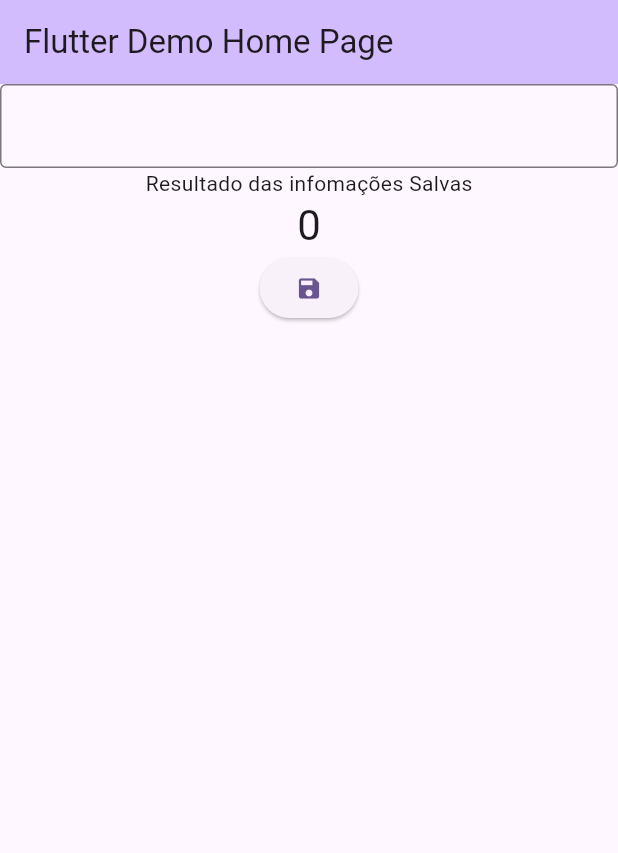
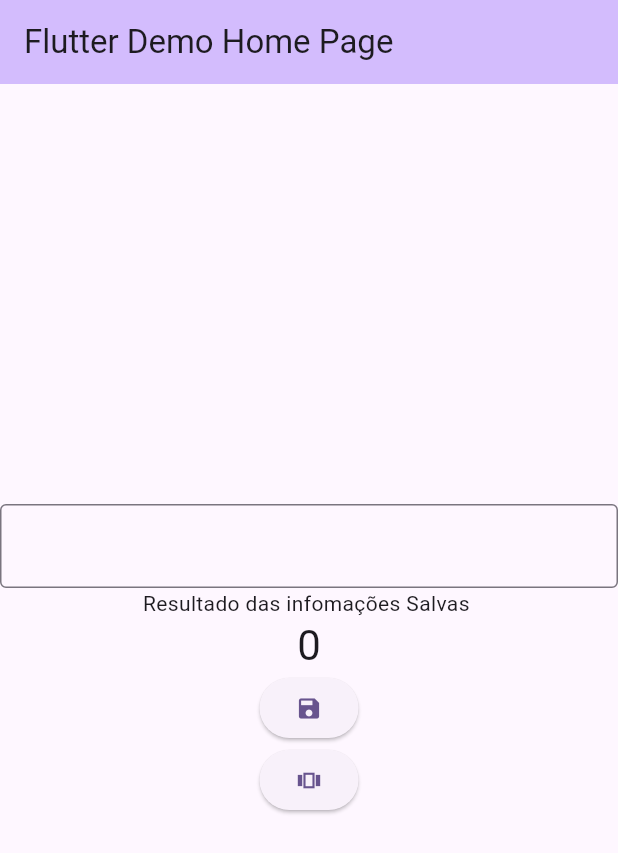
Before and after one commit to JoseGoncalvess/shared_crud_local, a Flutter app: the screen it shows after launch, after a tap on the "save" icon, on a phone screen of 412 x 824 dp. Shown: the top 853 px of the screen. Run offline on Flutter 3.47's test engine with Material 3 defaults, Android fonts, the phone set to English and light mode, and no system bars; our stand-ins replace shared_preferences.

Commit message:
[Bug Fixed] Ajust for initialization

```diff
--- a/example/lib/main.dart
+++ b/example/lib/main.dart
@@ -1,8 +1,9 @@
 import 'package:flutter/material.dart';
+import 'package:shared_crud_local/shared/shared_instance.dart';
 import 'my_app.dart';
 
 void main() async {
   WidgetsFlutterBinding.ensureInitialized();
-  // LocalRepository repository = LocalRepository();
+  await SharedInstance.getInstance();
   runApp(const MyApp());
 }
--- a/example/lib/pages/home/home_view.dart
+++ b/example/lib/pages/home/home_view.dart
@@ -18,16 +18,18 @@ class HomeView extends HomeViewModel {
               keyboardType: TextInputType.text,
               decoration: InputDecoration(border: OutlineInputBorder()),
             ),
-            const Text(
-              'Resultado das infomações Salvas',
+            Text(
+              'Resultado das infomações Salvas ${result}',
             ),
             Text(
               '$couter',
               style: Theme.of(context).textTheme.headlineMedium,
             ),
             ElevatedButton(
-                onPressed: () => saveinfo, child: const Icon(Icons.save)),
-            const Spacer(),
+                onPressed: () => saveinfo(), child: const Icon(Icons.save)),
+            ElevatedButton(
+                onPressed: () => loadinfo(),
+                child: const Icon(Icons.view_carousel_outlined)),
           ],
         ),
       ),
--- a/example/lib/pages/home/home_view_model.dart
+++ b/example/lib/pages/home/home_view_model.dart
@@ -1,9 +1,10 @@
 import 'package:flutter/material.dart';
+import 'package:shared_crud_local/shared_crud_local.dart';
 
 import 'home_page.dart';
 
 abstract class HomeViewModel extends State<HomePage> {
-  // LocalRepository repository = LocalRepository();
+  LocalRepository repository = LocalRepository();
   TextEditingController nomeController = TextEditingController();
   int _counter = 0;
   int get couter => _counter;
@@ -18,14 +19,13 @@ abstract class HomeViewModel extends State<HomePage> {
   }
 
   void saveinfo() async {
-    // await repository
-    //     .save('"nome":"${nomeController.text ?? "Maurilho"}", "idade":"34"');
+    await repository.save('"nome":"${nomeController.text}", "idade":"34"');
   }
 
   void loadinfo() async {
-    // Result response = await repository.load();
-    // setState(() {
-    //   _result = response.sucess ?? "OPS ERRO";
-    // });
+    Result response = await repository.load();
+    setState(() {
+      _result = response.sucess ?? "OPS ERRO";
+    });
   }
 }
--- a/example/pubspec.yaml
+++ b/example/pubspec.yaml
@@ -34,9 +34,9 @@ dependencies:
   # The following adds the Cupertino Icons font to your application.
   # Use with the CupertinoIcons class for iOS style icons.
   cupertino_icons: ^1.0.8
-  # shared_preferences: ^2.3.3
-  # shared_crud_local:
-  #   path: ../
+  shared_preferences: ^2.3.3
+  shared_crud_local:
+    path: ../
 
 dev_dependencies:
   flutter_test:
--- a/lib/service/local_service.dart
+++ b/lib/service/local_service.dart
@@ -10,6 +10,7 @@ class LocalService {
     final sharedPrefs = await _instance;
     await sharedPrefs.preferences.setString(key, object);
   }
+
 
   Future<String> loadObject(String key) async {
     final sharedPrefs = await _instance;
--- a/lib/shared/shared_instance.dart
+++ b/lib/shared/shared_instance.dart
@@ -2,7 +2,7 @@ import 'package:shared_preferences/shared_preferences.dart';
 
 class SharedInstance {
   static SharedInstance? _instance;
-  late SharedPreferences _prefs;
+  static SharedPreferences? _prefs;
 
   SharedInstance._();
 
@@ -18,5 +18,11 @@ class SharedInstance {
     _prefs = await SharedPreferences.getInstance();
   }
 
-  SharedPreferences get preferences => _prefs;
+  SharedPreferences get preferences {
+    if (_prefs == null) {
+      throw Exception(
+          "SharedPreferences not initialized. Call getInstance() first.");
+    }
+    return _prefs!;
+  }
 }
--- a/pubspec.yaml
+++ b/pubspec.yaml
@@ -1,7 +1,7 @@
 name: shared_crud_local
 description: "Um Packge para facilitar um a criação crud básico com enfoue em Local Storege"
-version: 0.0.1
-homepage:
+version: 1.0.1
+homepage: "https://github.com/JoseGoncalvess/shared_crud_local"
 
 environment:
   sdk: ^3.5.0
```
Also changed, not shown: example/pubspec.lock, 4 other files.
